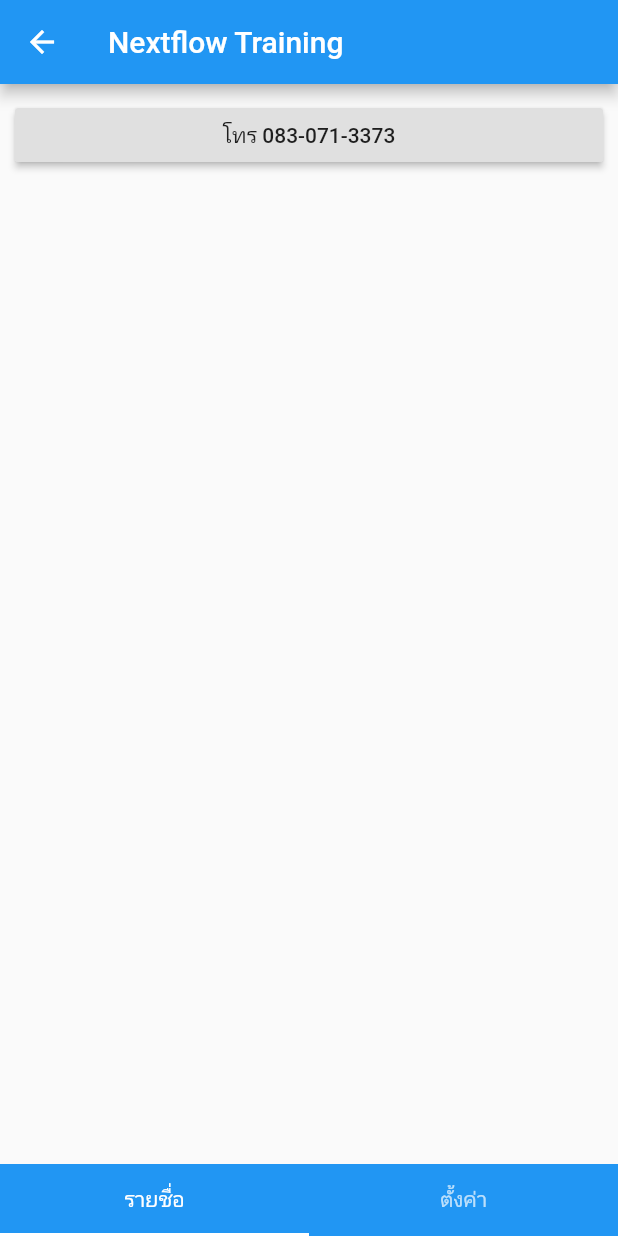
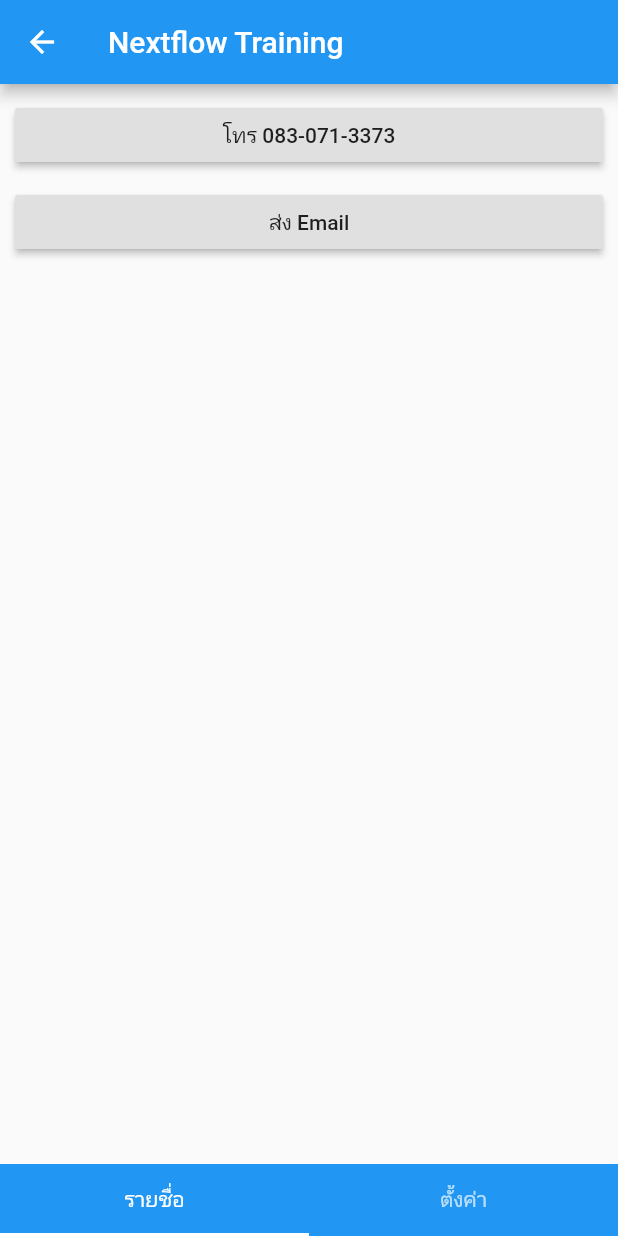
Before and after one commit to teerasej/nextflow_navigation_tab_stack, a Flutter app: the screen it shows after launch, after a tap on "Nextflow Training", on a phone screen of 412 x 824 dp. Run offline on Flutter 3.47's test engine with Material 2 defaults, Android fonts, the phone set to English and light mode, and no system bars.

Commit message:
show email button if existed

```diff
--- a/lib/pages/contact_detail_page.dart
+++ b/lib/pages/contact_detail_page.dart
@@ -8,6 +8,20 @@ class ContactDetailPage extends StatelessWidget {
 
   @override
   Widget build(BuildContext context) {
+    var emailButton;
+
+    if (contact.email != null) {
+      emailButton = SizedBox(
+        width: double.infinity,
+        child: RaisedButton(
+          onPressed: () {},
+          child: Text('ส่ง Email'),
+        ),
+      );
+    } else {
+      emailButton = Container();
+    }
+
     return Scaffold(
       appBar: AppBar(
         title: Text(contact.name),
@@ -22,7 +36,11 @@ class ContactDetailPage extends StatelessWidget {
                 onPressed: () {},
                 child: Text('โทร ${contact.tel}'),
               ),
-            )
+            ),
+            SizedBox(
+              height: 10,
+            ),
+            emailButton
           ],
         ),
       ),
```
